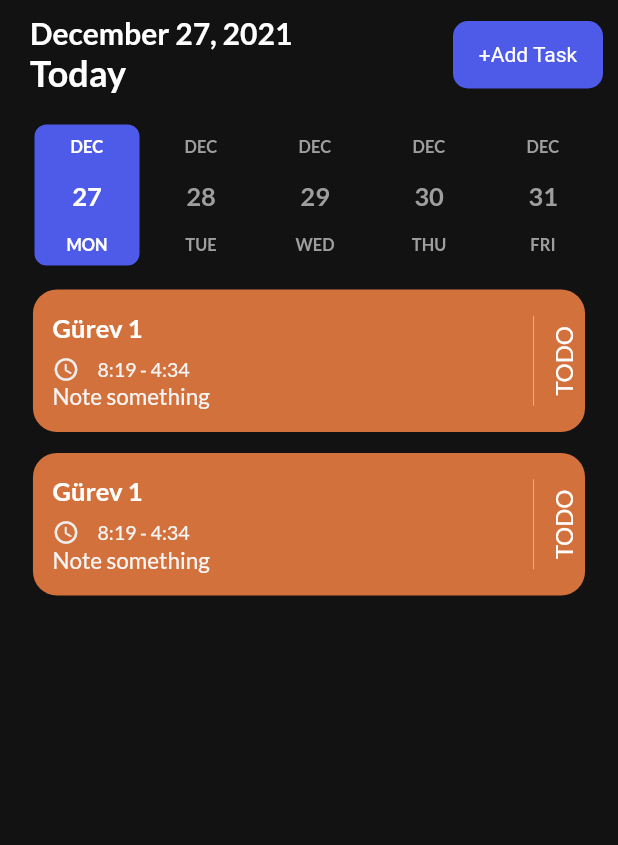
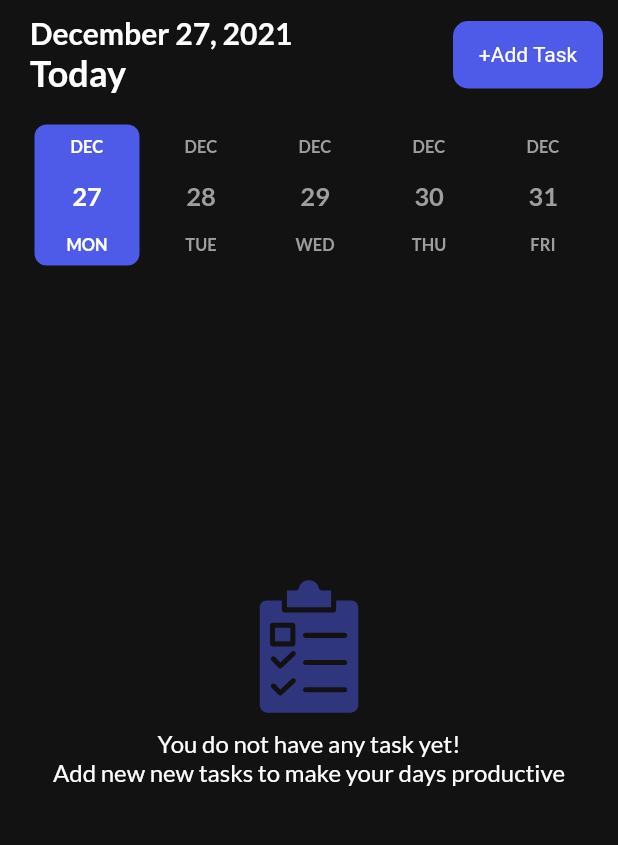
Before and after one commit to aliilman/task_manager, a Flutter app: the screen it shows after launch, after a tap on the "nightlight round" icon, on a phone screen of 412 x 824 dp, the part 84-929 px from its top. Run offline on Flutter 3.47's test engine with Material 2 defaults, Android fonts, the light colour scheme and no system bars; drawn by our look-alikes of date_picker_timeline; our stand-ins replace flutter_local_notifications, flutter_native_timezone, flutter_staggered_animations, flutter_svg, get, get_storage and 4 more; accounts and stored records are empty.

Commit message:
adding contollers and tasks

```diff
--- a/lib/controllers/task_controller.dart
+++ b/lib/controllers/task_controller.dart
@@ -1,22 +1,34 @@
+import 'package:flutter/material.dart';
+import 'package:get/get_rx/src/rx_types/rx_types.dart';
 import 'package:get/get_state_manager/get_state_manager.dart';
+import 'package:task_manager/db/db_helper.dart';
 import 'package:task_manager/models/task.dart';
 
 class TaskController extends GetxController {
-  final taskList = <Task>[
-    Task(
-        title: 'Gürev 1',
-        note: 'Note something',
-        isCompleted: 0,
-        startTime: '8:19',
-        endTime: '4:34',
-        color: 2),
-    Task(
-        title: 'Gürev 1',
-        note: 'Note something',
-        isCompleted: 0,
-        startTime: '8:19',
-        endTime: '4:34',
-        color: 2),
-  ];
-  getTasks() {}
+  // Görev listesi
+  final RxList<Task> tasksList = <Task>[].obs;
+
+// Görevi eklme fonksiyonu
+  addTask({Task? task}) {
+    debugPrint('addTask called');
+    return DBHelper.insert(task);
+  }
+
+// tablodan Görevi alma fonksiyonu
+  Future<void> getTasks() async {
+    final List<Map<String, dynamic>> tasks = await DBHelper.query();
+    tasksList.assignAll(tasks.map((data) => Task.fromJson(data)).toList());
+  }
+
+// Görevi silme fonksiyonu
+  void deleteTask(Task task) async {
+    await DBHelper.delete(task);
+    getTasks();
+  }
+
+// Görevin halini değiştirme fonksiyonu
+  void markTaskCompleted(int id) async {
+    await DBHelper.update(id);
+    getTasks();
+  }
 }
--- a/lib/db/db_helper.dart
+++ b/lib/db/db_helper.dart
@@ -1,23 +1,72 @@
 import 'package:flutter/material.dart';
+import 'package:path/path.dart';
 import 'package:sqflite/sqflite.dart';
 import 'package:sqflite/sqlite_api.dart';
+import 'package:task_manager/models/task.dart';
 
 class DBHelper {
   static Database? _db;
-  static final int _version = 1;
-  static final String _tableName = 'tasks';
+  static const int _version = 1;
+  static const String _tableName = 'tasks';
 
-  static Future<void> initDb() async {
+  Future<Database> get database async {
     if (_db != null) {
-      debugPrint('not null db');
-      return;
-    } else {
-      try {
-        String _path = await getDatabasesPath()+'task.db';
-        _db = await openDatabase('my_db.db');
-      } catch (e) {
-        print(e);
-      }
+      return _db!;
+    }
+    _db = await initDB();
+    return _db!;
+  }
+
+  static initDB() async {
+    try {
+      String _path = join(await getDatabasesPath(), 'tasks.db');
+      _db = await openDatabase(_path, version: _version,
+          onCreate: (Database db, int version) async {
+        await db.execute('''
+          CREATE TABLE $_tableName (
+            id INTEGER PRIMARY KEY AUTOINCREMENT,
+            title STRING,
+            note TEXT,
+            date STRING,
+            startTime STRING,
+            endTime STRING,
+            remind INTEGER,
+            repeat STRING,
+            color INTEGER,
+            isCompleted INTEGER)
+
+          ''');
+      });
+      debugPrint('creating a new database');
+    } catch (e) {
+      print(e);
     }
   }
+
+  static Future<int> insert(Task? task) async {
+    debugPrint('insert function called');
+    return await _db!.insert(_tableName, task!.toJson());
+  }
+
+  static Future<int> delete(Task task) async {
+    debugPrint('delete function called');
+    return await _db!.delete(_tableName, where: 'id= ?', whereArgs: [task.id]);
+  }
+
+  static Future<List<Map<String, dynamic>>> query() async {
+    debugPrint('query function called');
+
+    return await _db!.query(_tableName);
+  }
+
+  static Future<int> update(int id) async {
+    debugPrint('update function called');
+    return await _db!.rawUpdate('''
+
+    UPDATE tasks
+    SET isCompleted= ?
+    WHERE id=?
+
+    ''', [1, id]);
+  }
 }
--- a/lib/main.dart
+++ b/lib/main.dart
@@ -1,11 +1,16 @@
 import 'package:flutter/material.dart';
 import 'package:get/get.dart';
+import 'package:get_storage/get_storage.dart';
+import 'package:task_manager/db/db_helper.dart';
 
 import 'services/theme_services.dart';
 import 'ui/pages/home_page.dart';
 import 'ui/theme.dart';
 
-void main() {
+void main() async {
+  WidgetsFlutterBinding.ensureInitialized();
+  await DBHelper.initDB();
+  await GetStorage.init();
   runApp(const MyApp());
 }
 
--- a/lib/ui/pages/home_page.dart
+++ b/lib/ui/pages/home_page.dart
@@ -33,6 +33,7 @@ class _HomePageState extends State<HomePage> {
     notifyHelper = NotifyHelper();
     notifyHelper.requestIOSPermissions();
     notifyHelper.initializeNotification();
+    _taskController.getTasks();
   }
 
   bool isClose = false;
@@ -126,16 +127,25 @@ class _HomePageState extends State<HomePage> {
     );
   }
 
+  Future<void> _onRefresh() async {
+    _taskController.getTasks();
+  }
+
   _showTasks() {
-    return Expanded(
+    return Expanded(child: Obx(() {
+      if (_taskController.tasksList.isEmpty) {
+        return _noTaskMsg();
+      } else {
+        return RefreshIndicator(
+          onRefresh: _onRefresh,
           child: ListView.builder(
               shrinkWrap: true,
               scrollDirection: SizeConfig.orientation == Orientation.landscape
                   ? Axis.horizontal
                   : Axis.vertical,
-          itemCount: _taskController.taskList.length,
+              itemCount: _taskController.tasksList.length,
               itemBuilder: (BuildContext context, int index) {
-            var task = _taskController.taskList[index];
+                var task = _taskController.tasksList[index];
                 return AnimationConfiguration.staggeredList(
                   position: index,
                   duration: const Duration(milliseconds: 2000),
@@ -151,37 +161,10 @@ class _HomePageState extends State<HomePage> {
                     ),
                   ),
                 );
+              }),
+        );
       }
-
-          //Expanded(
-          //     child: GestureDetector(
-          //   onTap: () {
-          //     _showBottomSheet(
-          //       context,
-          //       Task(
-          //           title: 'Gürev 1',
-          //           note: 'Note something',
-          //           isCompleted: 0,
-          //           startTime: '8:19',
-          //           endTime: '4:34',
-          //           color: 2),
-          //     );
-          //   },
-          //   child: TaskTile(
-          //     Task(
-          //         title: 'Gürev 1',
-          //         note: 'Note something',
-          //         isCompleted: 1,
-          //         startTime: '8:19',
-          //         endTime: '4:34',
-          //         color: 2),
-          //   ),
-          // )
-
-          // _noTaskMsg()
-
-          ),
-    );
+    }));
   }
 
   _noTaskMsg() {
@@ -189,6 +172,8 @@ class _HomePageState extends State<HomePage> {
       children: [
         AnimatedPositioned(
           duration: const Duration(milliseconds: 2000),
+          child: RefreshIndicator(
+            onRefresh: _onRefresh,
             child: SingleChildScrollView(
               child: Wrap(
                 alignment: WrapAlignment.center,
@@ -217,6 +202,7 @@ class _HomePageState extends State<HomePage> {
                       ? const SizedBox(height: 120)
                       : const SizedBox(height: 180),
                 ],
+              ),
             ),
           ),
         )
```
Also changed, not shown: lib/models/task.dart (+30 -0 lines), lib/ui/pages/add_task_page.dart (+101 -8 lines), pubspec.yaml (+17 -1 lines), pubspec.lock. Lines whose indentation alone changed are shown as unchanged.
